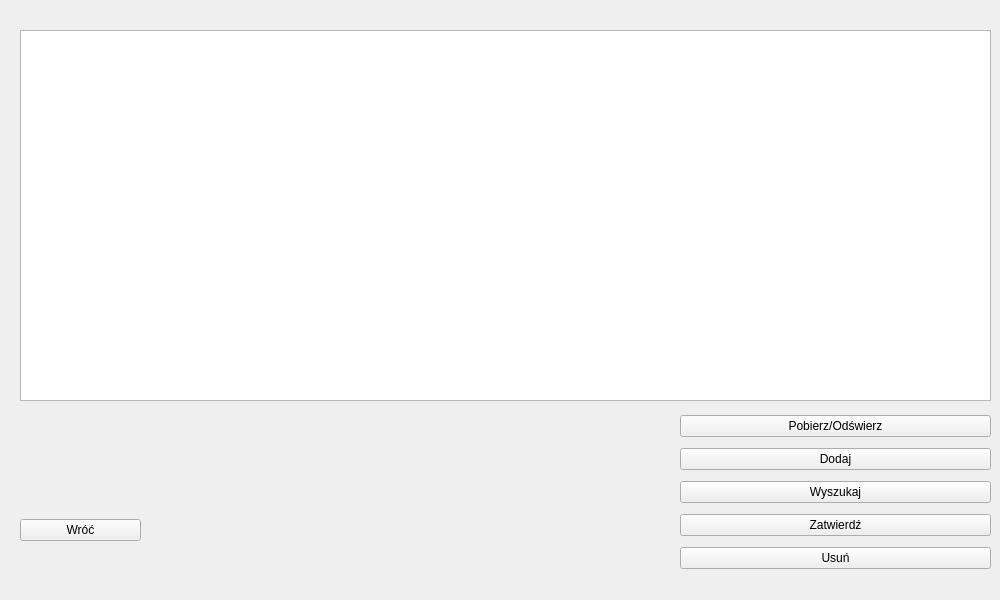
First picture: the form in przegladarkiRozlaczne/rejony.ui, repository margap1998/Bazy-danych-taxi, before the edit.
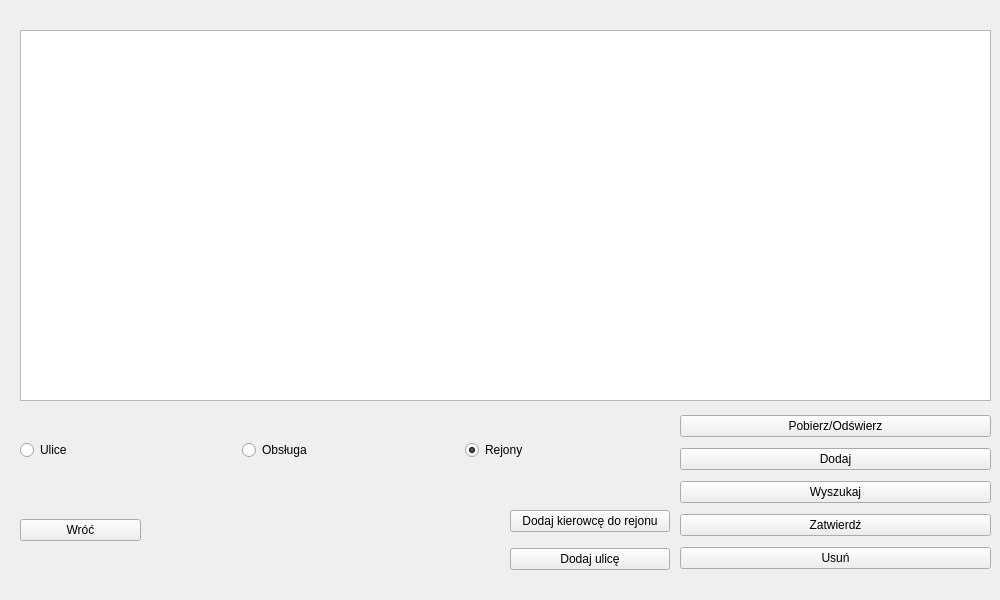
Second picture: the form after the edit.

```diff
--- a/przegladarkiRozlaczne/rejony.ui
+++ b/przegladarkiRozlaczne/rejony.ui
@@ -110,7 +110,85 @@
      <height>80</height>
     </rect>
    </property>
-   <layout class="QHBoxLayout" name="opcjeBazy"/>
+   <layout class="QHBoxLayout" name="opcjeBazy">
+    <item>
+     <widget class="QRadioButton" name="uliceSwitch">
+      <property name="text">
+       <string>Ulice</string>
+      </property>
+      <property name="checked">
+       <bool>false</bool>
+      </property>
+     </widget>
+    </item>
+    <item>
+     <widget class="QRadioButton" name="obslugaBox">
+      <property name="text">
+       <string>Obsługa</string>
+      </property>
+     </widget>
+    </item>
+    <item>
+     <widget class="QRadioButton" name="rejonySwitch">
+      <property name="text">
+       <string>Rejony</string>
+      </property>
+      <property name="checked">
+       <bool>true</bool>
+      </property>
+     </widget>
+    </item>
+   </layout>
+  </widget>
+  <widget class="QWidget" name="verticalLayoutWidget_3">
+   <property name="geometry">
+    <rect>
+     <x>510</x>
+     <y>500</y>
+     <width>160</width>
+     <height>80</height>
+    </rect>
+   </property>
+   <layout class="QVBoxLayout" name="verticalLayout">
+    <item>
+     <widget class="QPushButton" name="obslugaButton">
+      <property name="contextMenuPolicy">
+       <enum>Qt::NoContextMenu</enum>
+      </property>
+      <property name="layoutDirection">
+       <enum>Qt::LeftToRight</enum>
+      </property>
+      <property name="autoFillBackground">
+       <bool>false</bool>
+      </property>
+      <property name="inputMethodHints">
+       <set>Qt::ImhNone</set>
+      </property>
+      <property name="text">
+       <string>Dodaj kierowcę do rejonu</string>
+      </property>
+      <property name="checkable">
+       <bool>false</bool>
+      </property>
+      <property name="autoRepeat">
+       <bool>false</bool>
+      </property>
+      <property name="autoExclusive">
+       <bool>false</bool>
+      </property>
+      <property name="autoRepeatInterval">
+       <number>96</number>
+      </property>
+     </widget>
+    </item>
+    <item>
+     <widget class="QPushButton" name="uliceButton">
+      <property name="text">
+       <string>Dodaj ulicę</string>
+      </property>
+     </widget>
+    </item>
+   </layout>
   </widget>
  </widget>
  <resources/>
```
